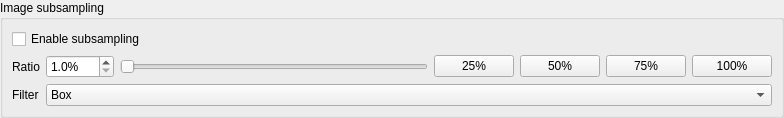
ManiVaultStudio/ImageLoaderPlugin, file src/SubsampleSettingsWidget.ui: the form before one commit.
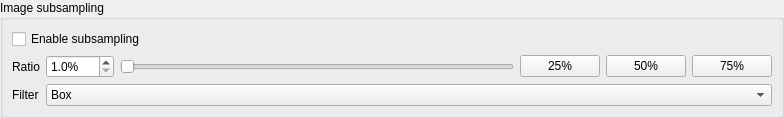
The form after the commit.

What changed in the file:
```diff
--- a/src/SubsampleSettingsWidget.ui
+++ b/src/SubsampleSettingsWidget.ui
@@ -7,7 +7,7 @@
     <x>0</x>
     <y>0</y>
     <width>784</width>
-    <height>114</height>
+    <height>116</height>
    </rect>
   </property>
   <property name="sizePolicy">
@@ -170,16 +170,6 @@
               </property>
              </widget>
             </item>
-            <item>
-             <widget class="QPushButton" name="ratio100PushButton">
-              <property name="toolTip">
-               <string>&lt;html&gt;&lt;head/&gt;&lt;body&gt;&lt;p&gt;&lt;span style=&quot; font-weight:600;&quot;&gt;Ratio 100%&lt;br/&gt;&lt;/span&gt;Set subsampling ratio to 100%&lt;/p&gt;&lt;/body&gt;&lt;/html&gt;</string>
-              </property>
-              <property name="text">
-               <string>100%</string>
-              </property>
-             </widget>
-            </item>
            </layout>
           </item>
          </layout>
```
Left out of the diff: 18 changed lines with no effect on the pictures.
